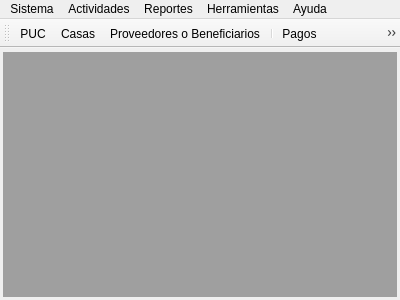
Old version of the form mainwindow.ui in the repository GonzaloHernandez/jpbilling.
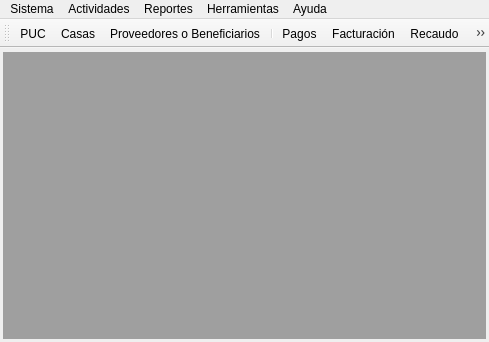
New version of the form. Icons and pictures are not drawn.

Commit message: Help menu

```diff
--- a/mainwindow.ui
+++ b/mainwindow.ui
@@ -6,8 +6,8 @@
    <rect>
     <x>0</x>
     <y>0</y>
-    <width>400</width>
-    <height>300</height>
+    <width>489</width>
+    <height>342</height>
    </rect>
   </property>
   <property name="windowTitle">
@@ -37,8 +37,8 @@
     <rect>
      <x>0</x>
      <y>0</y>
-     <width>400</width>
-     <height>24</height>
+     <width>489</width>
+     <height>23</height>
     </rect>
    </property>
    <widget class="QMenu" name="menu_system">
```
Left out of the diff: 41 changed lines with no effect on the pictures. The commit also changes 2 other files.
